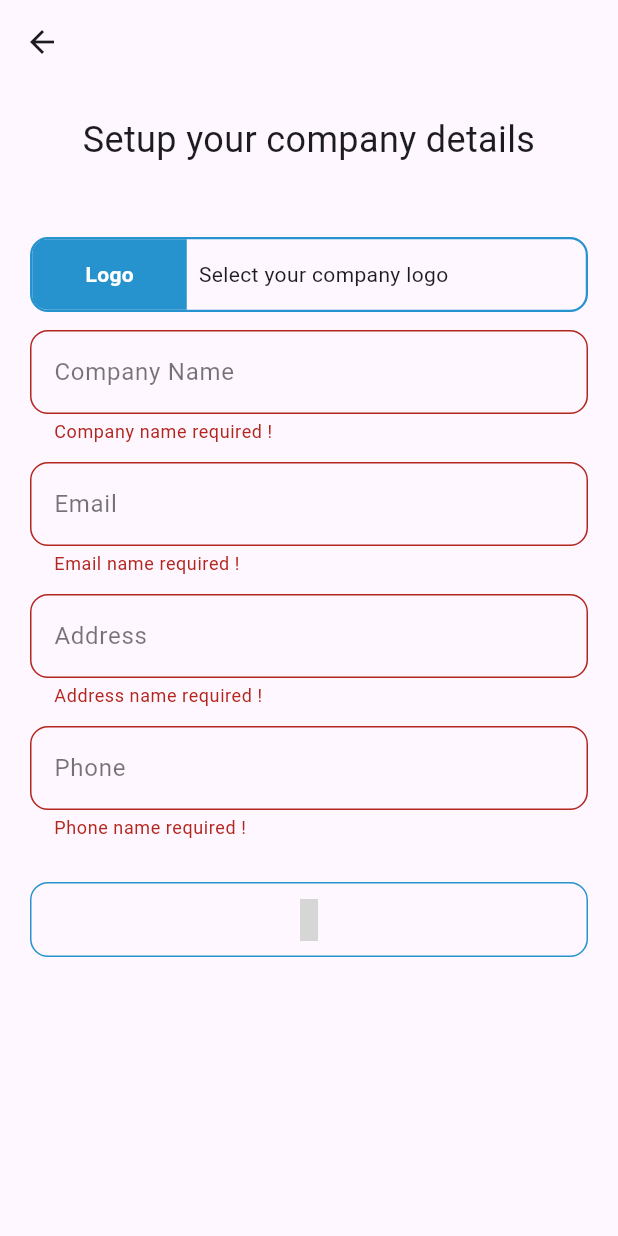
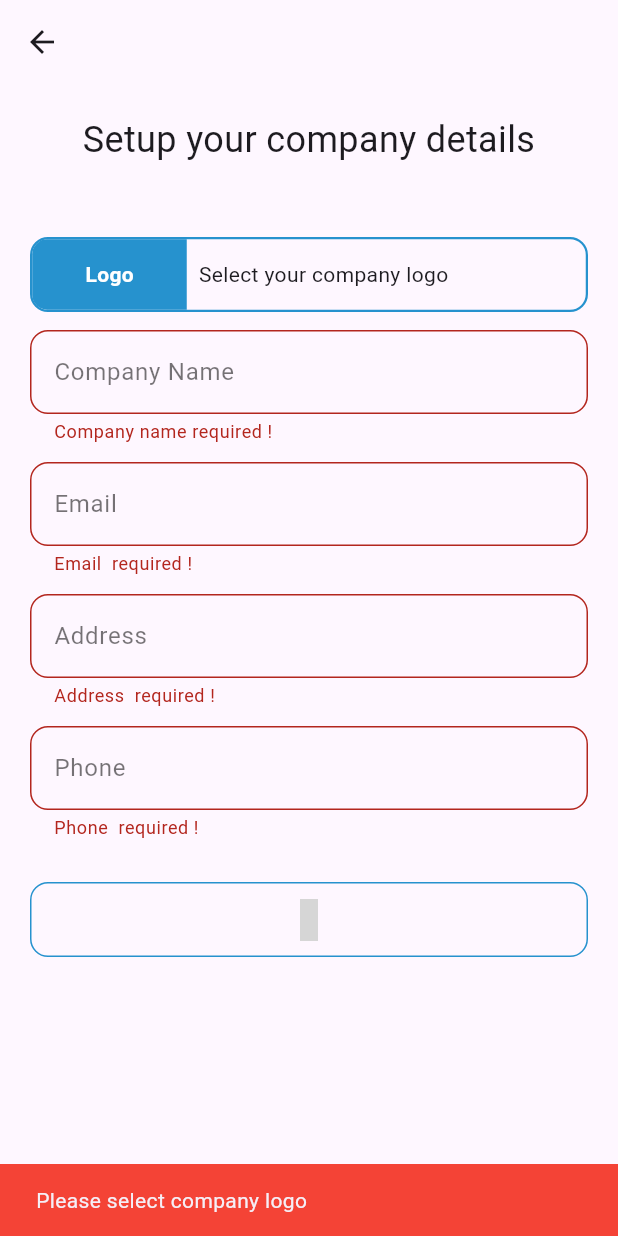
Before and after one commit to DinOfficial/ReceiptBook, a Flutter app: the CompanySetupScreen screen opened by its route, after a tap on an icon or button, on a phone screen of 412 x 824 dp. Run offline on Flutter 3.47's test engine with Material 3 defaults, Android fonts, the phone set to English and light mode, and no system bars; drawn by our look-alikes of flutter_animate; our stand-ins replace cloud_firestore, firebase_auth, firebase_core, flutter_slidable, google_fonts, google_nav_bar and 3 more; accounts and stored records are empty; grey boxes are pictures that could not be loaded.

Commit message:
company logo upload in firestore using imgbb api

```diff
--- a/lib/screens/company_setup_screen.dart
+++ b/lib/screens/company_setup_screen.dart
@@ -2,11 +2,10 @@ import 'package:flutter/material.dart';
 import 'package:flutter_animate/flutter_animate.dart';
 import 'package:google_fonts/google_fonts.dart';
 import 'package:hugeicons/hugeicons.dart';
+import 'package:image_picker/image_picker.dart';
 import 'package:provider/provider.dart';
-import 'package:receipt_book/models/company_model.dart';
 import 'package:receipt_book/provider/company_provider.dart';
 import 'package:receipt_book/screens/app_main_layout.dart';
-import 'package:receipt_book/screens/home_screen.dart';
 
 class CompanySetupScreen extends StatefulWidget {
   const CompanySetupScreen({super.key});
@@ -23,6 +22,13 @@ class _CompanySetupScreenState extends State<CompanySetupScreen> {
   final TextEditingController _emailController = TextEditingController();
   final TextEditingController _addressController = TextEditingController();
   final TextEditingController _phoneController = TextEditingController();
+  final picker = ImagePicker();
+  XFile? _image;
+
+  Future pickImage() async {
+    final img = await picker.pickImage(source: ImageSource.gallery);
+    if (img != null) setState(() => _image = img);
+  }
 
   @override
   Widget build(BuildContext context) {
@@ -49,7 +55,9 @@ class _CompanySetupScreenState extends State<CompanySetupScreen> {
               ),
               SizedBox(height: 48),
               InkWell(
-                onTap: () {},
+                onTap: () {
+                  pickImage();
+                },
                 child: Container(
                   height: 50,
                   width: double.infinity,
@@ -77,7 +85,7 @@ class _CompanySetupScreenState extends State<CompanySetupScreen> {
                         ),
                       ),
                       const SizedBox(width: 8),
-                      Expanded(child: Text('Select your company logo')),
+                      Expanded(child: Text(_image?.name ?? 'Select your company logo')),
                     ],
                   ),
                 ),
@@ -101,7 +109,7 @@ class _CompanySetupScreenState extends State<CompanySetupScreen> {
                 decoration: InputDecoration(label: Text('Email')),
                 validator: (String? value) {
                   if (value == null || value.isEmpty) {
-                    return 'Email name required !';
+                    return 'Email  required !';
                   }
                   return null;
                 },
@@ -113,7 +121,7 @@ class _CompanySetupScreenState extends State<CompanySetupScreen> {
                 decoration: InputDecoration(label: Text('Address')),
                 validator: (String? value) {
                   if (value == null || value.isEmpty) {
-                    return 'Address name required !';
+                    return 'Address  required !';
                   }
                   return null;
                 },
@@ -125,7 +133,7 @@ class _CompanySetupScreenState extends State<CompanySetupScreen> {
                 decoration: InputDecoration(label: Text('Phone')),
                 validator: (String? value) {
                   if (value == null || value.isEmpty) {
-                    return 'Phone name required !';
+                    return 'Phone  required !';
                   }
                   return null;
                 },
@@ -156,7 +164,14 @@ class _CompanySetupScreenState extends State<CompanySetupScreen> {
   }
 
   void _onTapSubmit() {
-    if (_formKey.currentState!.validate()) {
+    final isFormValid = _formKey.currentState!.validate();
+    if (_image == null) {
+      ScaffoldMessenger.of(context).showSnackBar(
+        SnackBar(content: Text('Please select company logo'), backgroundColor: Colors.red),
+      );
+      return;
+    }
+    if (isFormValid) {
       addCompany();
     }
   }
@@ -166,18 +181,10 @@ class _CompanySetupScreenState extends State<CompanySetupScreen> {
     final String email = _emailController.text.trim();
     final String address = _addressController.text.trim();
     final String phone = _phoneController.text.trim();
-    final String photo = 'https://i.ibb.co/hFBB1jmW/logo.png';
-
-    final CompanyModel companyData = CompanyModel(
-      name: name,
-      email: email,
-      address: address,
-      phone: phone,
-      photo: photo,
-    );
+    final XFile photo = _image!;
 
     final CompanyProvider companyProvider = context.read<CompanyProvider>();
-    await companyProvider.addCompany(companyData);
+    await companyProvider.addCompany(name, email, address, phone, photo);
     if (mounted) {
       ScaffoldMessenger.of(
         context,
```
Also changed, not shown: lib/controller/imgbb_controller.dart (added, +22 -0 lines), lib/provider/company_provider.dart (+23 -1 lines), 2 other files.
